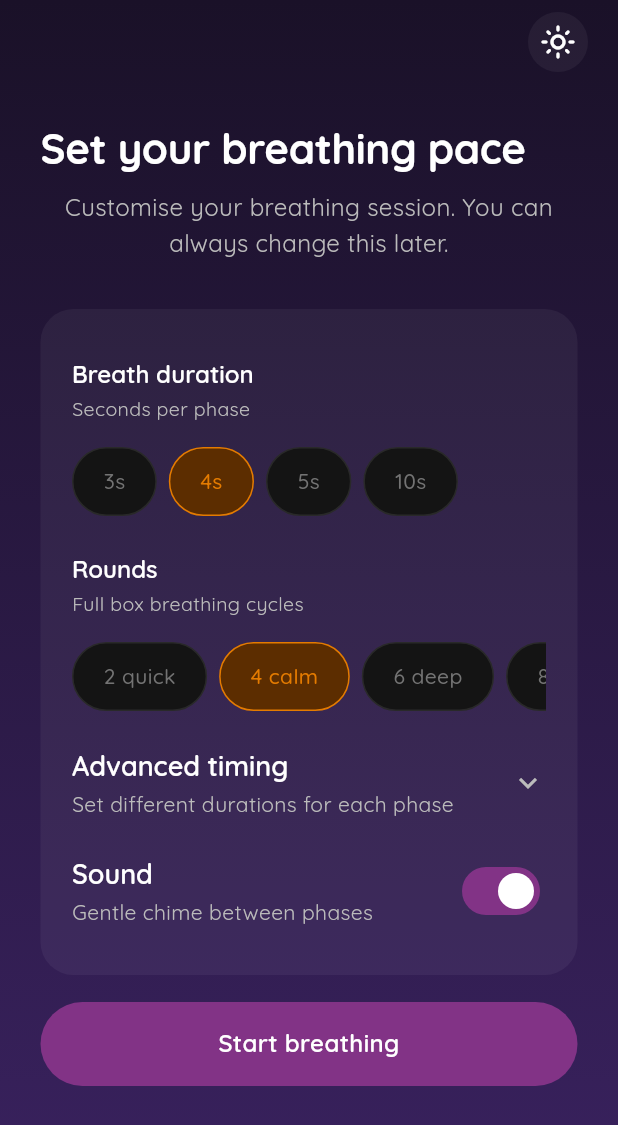
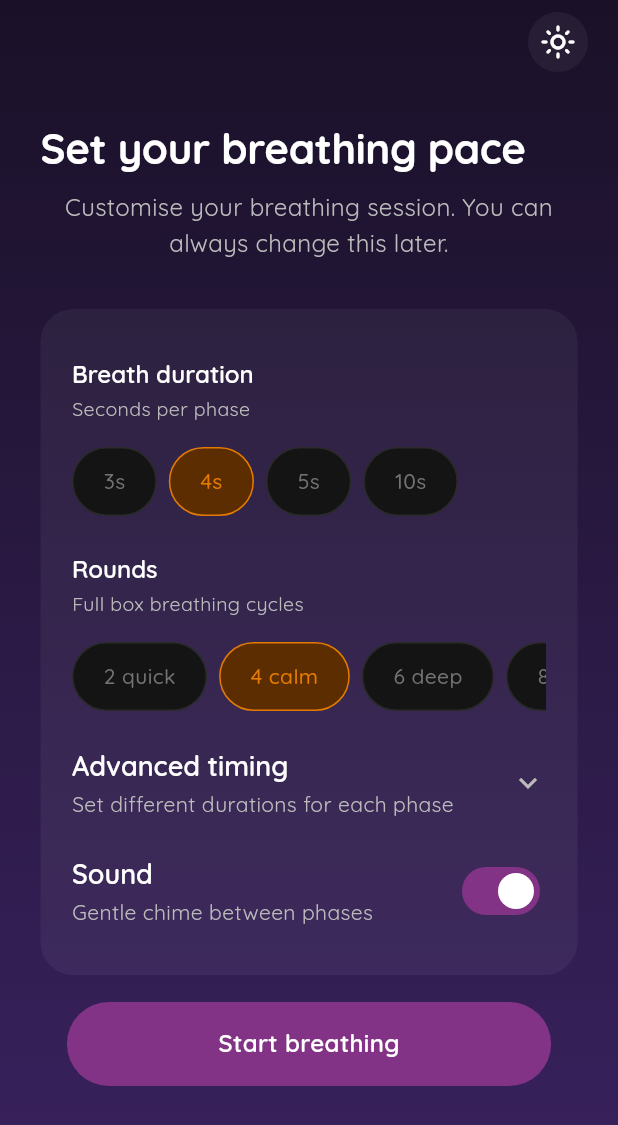
Before and after one commit to abhijithsabudev/breatheasy, a Flutter app: the screen it shows after launch, on a phone screen of 412 x 824 dp. Shown: the top 1125 px of the screen. Run offline on Flutter 3.47's test engine with Material 3 defaults, Android fonts, the light colour scheme and no system bars; our stand-ins replace flutter_riverpod, go_router, google_fonts, shared_preferences.

Commit message:
final draft

```diff
--- a/lib/custom_components/buttons/custom_button.dart
+++ b/lib/custom_components/buttons/custom_button.dart
@@ -34,7 +34,10 @@ class CustomButton extends StatelessWidget {
 
   @override
   Widget build(BuildContext context) {
-    final decoratedButton = Container(
+    final decoratedButton = Row(
+      mainAxisSize: MainAxisSize.min,
+      children: [
+        Container(
           decoration: BoxDecoration(
             gradient: gradient,
             color: gradient == null
@@ -69,6 +72,8 @@ class CustomButton extends StatelessWidget {
               ),
             ),
           ),
+        ),
+      ],
     );
 
     // If width or height are specified, wrap in SizedBox; otherwise wrap content
--- a/lib/features/home/view/components/start_breathing_button.dart
+++ b/lib/features/home/view/components/start_breathing_button.dart
@@ -14,8 +14,8 @@ class StartBreathingButton extends ConsumerWidget {
   @override
   Widget build(BuildContext context, WidgetRef ref) {
     return SizedBox(
-      width: double.infinity,
       child: CustomButton(
+        padding: const EdgeInsets.symmetric(horizontal: 100, vertical: 12),
         text: 'Start breathing',
         onPressed: () {
           ref
```
Also changed, not shown: 4 other files. Lines whose indentation alone changed are shown as unchanged.
